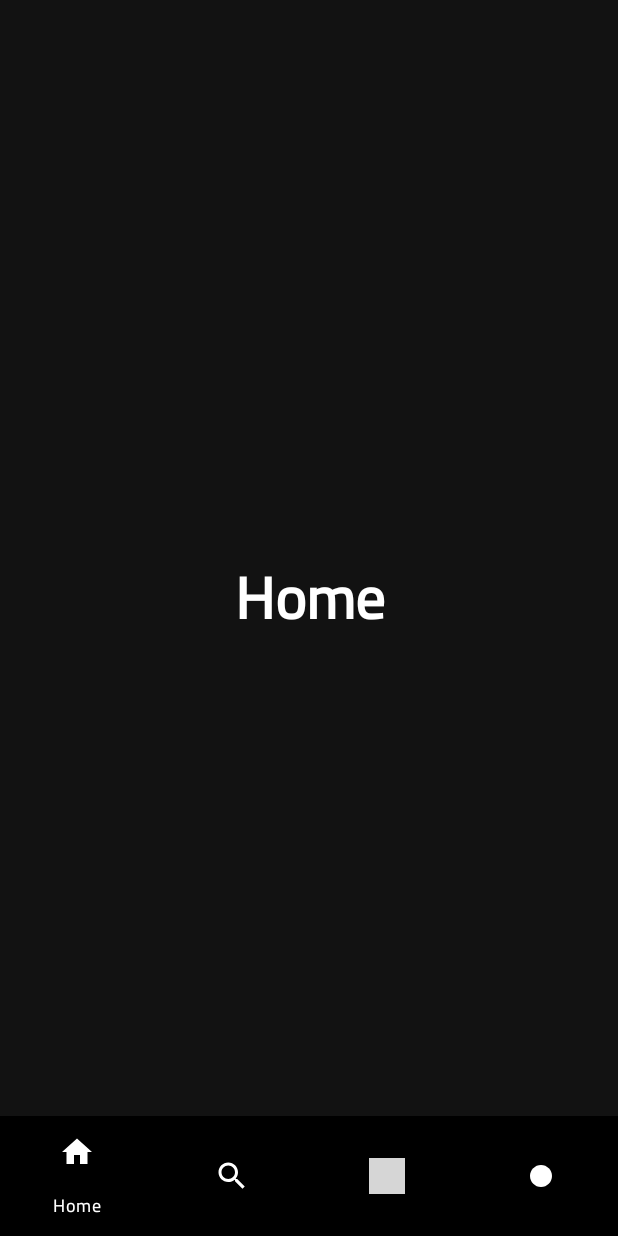
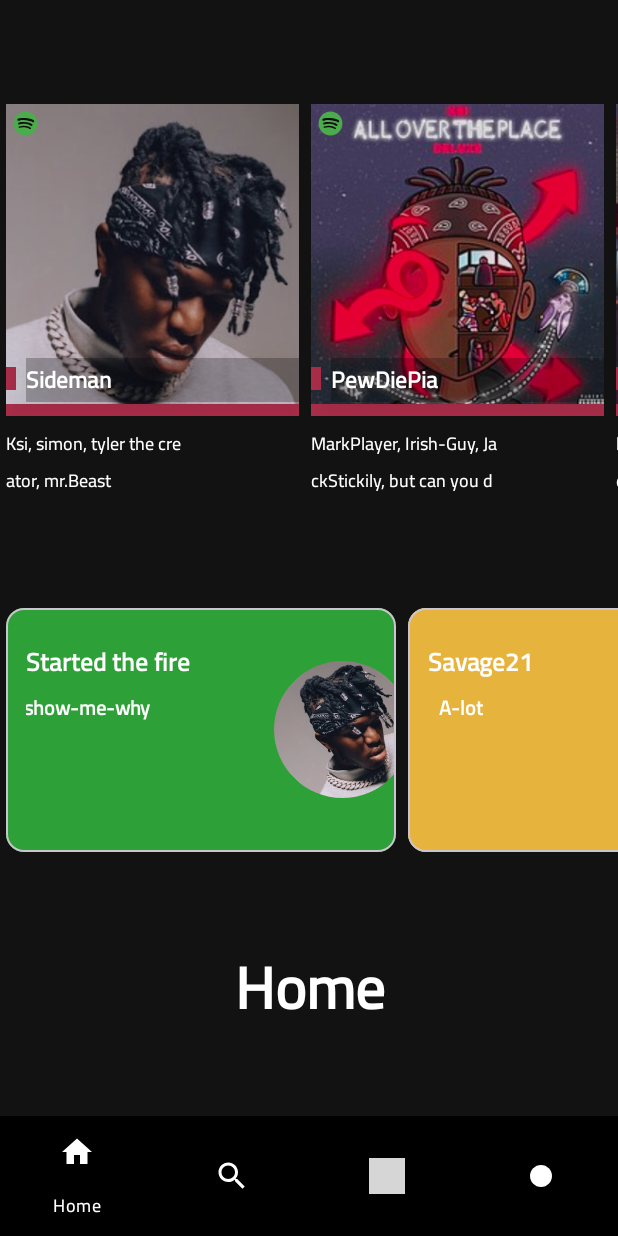
Before and after one commit to HeshamAbuShaban/Spotify-Design, an Android app: the screen it shows after launch (MainActivity), on a phone screen of 412 x 824 dp. Run offline under Robolectric (Android 15) with nearby library versions, the phone set to English and light mode, and no system bars; our stand-ins replace navigation-ui, sdp/ssp sizes; grey boxes are pictures that could not be loaded.

Commit message:
Implemented The Items into Recyclers.. -first imprison..looks wonderful. -now home fragment actually shows the items.

```diff
--- a/app/src/main/java/dev/training/spotify_design/adapters/CategoryAdapter.kt
+++ b/app/src/main/java/dev/training/spotify_design/adapters/CategoryAdapter.kt
@@ -13,7 +13,10 @@ class CategoryAdapter : RecyclerView.Adapter<CategoryAdapter.CategoryViewHolder>
         RecyclerView.ViewHolder(binding.root) {
         fun bindData(category: Category) {
             with(binding) {
-                root.background
+                viewBackColor.setBackgroundResource(category.imgBacColor)
+                ivAlbumCover.setImageResource(category.img)
+                tvTitle.text = category.title
+                tvSubtitle.text = category.subtitle
             }
         }
     }
@@ -32,7 +35,7 @@ class CategoryAdapter : RecyclerView.Adapter<CategoryAdapter.CategoryViewHolder>
 
     }
 
-    private var categories: MutableList<Category>
+    var categories: List<Category>
         get() = categoryDiffer.currentList
         set(value) {
             categoryDiffer.submitList(value)
--- a/app/src/main/java/dev/training/spotify_design/adapters/MusicAdapter.kt
+++ b/app/src/main/java/dev/training/spotify_design/adapters/MusicAdapter.kt
@@ -13,7 +13,21 @@ class MusicAdapter : RecyclerView.Adapter<MusicAdapter.MusicViewHolder>() {
         RecyclerView.ViewHolder(binding.root) {
         fun bindData(music: Music) {
             with(binding) {
-                root.background
+
+                ivMusicCover.setImageResource(music.img)
+                tvMusicTitle.text = music.title
+
+                if (music.subtitle.length > 25) {
+                    val partOne = music.subtitle.substring(0, 25)
+                    val partTwo = music.subtitle.substring(25, music.subtitle.length)
+                    // set them
+                    tvSubtitleP1.text = partOne
+                    tvSubtitleP2.text = partTwo
+                } else {
+                    //.. normal set to first tv
+                    tvSubtitleP1.text = music.subtitle
+                }
+
             }
         }
     }
@@ -31,7 +45,7 @@ class MusicAdapter : RecyclerView.Adapter<MusicAdapter.MusicViewHolder>() {
 
     }
 
-    private var musics: MutableList<Music>
+    var musics: List<Music>
         get() = musicDiffer.currentList
         set(value) {
             musicDiffer.submitList(value)
--- a/app/src/main/java/dev/training/spotify_design/data/dummy/ItemsDummySource.kt
+++ b/app/src/main/java/dev/training/spotify_design/data/dummy/ItemsDummySource.kt
@@ -1,5 +1,6 @@
 package dev.training.spotify_design.data.dummy
 
+import dev.training.spotify_design.R
 import dev.training.spotify_design.data.models.Category
 import dev.training.spotify_design.data.models.Music
 
@@ -9,19 +10,29 @@ object ItemsDummySource {
         get() {
             return mutableListOf(
                 Music(
-                    1,
-                    "get from drawable dumb-ass",
-                    "set a proper id referring to drawable dir"
+                    R.drawable.cover_ksi_,
+                    "Sideman",
+                    "Ksi, simon, tyler the creator, mr.Beast"
                 ),
                 Music(
-                    2,
-                    "get from drawable dumb-ass",
-                    "set a proper id referring to drawable dir"
+                    R.drawable.cover_ksi_all_over_place,
+                    "PewDiePia",
+                    "MarkPlayer, Irish-Guy, JackStickily, but can you do this"
                 ),
                 Music(
-                    3,
-                    "get from drawable dumb-ass",
-                    "set a proper id referring to drawable dir"
+                    R.drawable.cover_ksi_pc_gaming,
+                    "Dream",
+                    "hello my name is clay other known as dream"
+                ),
+                Music(
+                    R.drawable.cover_savage21_a_lot,
+                    "Don Pol-lo",
+                    "i love ohio i love da chicken"
+                ),
+                Music(
+                    R.drawable.cover_savage21_old,
+                    "Quandl-dingle",
+                    "its been a year daddy mommy says we miss you"
                 ),
             )
         }
@@ -30,19 +41,16 @@ object ItemsDummySource {
         get() {
             return mutableListOf(
                 Category(
-                    1,
-                    1,
-                    ""
+                    R.drawable.cover_ksi_, R.color.smooth_green, "Started the fire", "show-me-why"
                 ),
                 Category(
-                    2,
-                    2,
-                    ""
+                    R.drawable.cover_savage21_old, R.color.smooth_yellow, "Savage21", "A-lot"
                 ),
                 Category(
-                    3,
-                    3,
-                    ""
+                    R.drawable.cover_ksi_all_over_place,
+                    R.color.smooth_blue,
+                    "KSI",
+                    "all over the place"
                 ),
             )
         }
--- a/app/src/main/java/dev/training/spotify_design/data/models/Category.kt
+++ b/app/src/main/java/dev/training/spotify_design/data/models/Category.kt
@@ -4,4 +4,5 @@ data class Category(
     val img: Int,
     val imgBacColor: Int,
     val title: String,
+    val subtitle: String,
 )
--- a/app/src/main/java/dev/training/spotify_design/ui/fragments/HomeFragment.kt
+++ b/app/src/main/java/dev/training/spotify_design/ui/fragments/HomeFragment.kt
@@ -5,6 +5,9 @@ import android.view.LayoutInflater
 import android.view.View
 import android.view.ViewGroup
 import androidx.fragment.app.Fragment
+import dev.training.spotify_design.adapters.CategoryAdapter
+import dev.training.spotify_design.adapters.MusicAdapter
+import dev.training.spotify_design.data.dummy.ItemsDummySource
 import dev.training.spotify_design.databinding.FragmentHomeBinding
 
 class HomeFragment : Fragment() {
@@ -19,4 +22,33 @@ class HomeFragment : Fragment() {
         return binding.root
     }
 
+    override fun onViewCreated(view: View, savedInstanceState: Bundle?) {
+        super.onViewCreated(view, savedInstanceState)
+        init()
+    }
+
+    private fun init() {
+        setupRecyclers()
+    }
+
+    private fun setupRecyclers() {
+        setupMusicsRec()
+        setupCategoriesRec()
+    }
+
+    private fun setupMusicsRec() {
+        with(binding.recyclerViewMusics) {
+            adapter = MusicAdapter().apply {
+                musics = ItemsDummySource.musics
+            }
+        }
+    }
+
+    private fun setupCategoriesRec() {
+        with(binding.recyclerViewCategories) {
+            adapter = CategoryAdapter().apply {
+                categories = ItemsDummySource.categories
+            }
+        }
+    }
 }
--- a/app/src/main/res/layout/fragment_home.xml
+++ b/app/src/main/res/layout/fragment_home.xml
@@ -27,6 +27,7 @@
         android:id="@+id/recyclerViewMusics"
         android:layout_width="0dp"
         android:layout_height="wrap_content"
+        android:layout_marginTop="@dimen/_50sdp"
         android:orientation="horizontal"
         app:layoutManager="androidx.recyclerview.widget.LinearLayoutManager"
         app:layout_constraintEnd_toEndOf="parent"
@@ -40,8 +41,8 @@
         android:id="@+id/recyclerViewCategories"
         android:layout_width="0dp"
         android:layout_height="wrap_content"
+        android:layout_marginTop="@dimen/_50sdp"
         android:orientation="horizontal"
-        android:layout_marginTop="@dimen/_40sdp"
         app:layoutManager="androidx.recyclerview.widget.LinearLayoutManager"
         app:layout_constraintEnd_toEndOf="parent"
         app:layout_constraintStart_toStartOf="parent"
--- a/app/src/main/res/layout/item_category.xml
+++ b/app/src/main/res/layout/item_category.xml
@@ -1,26 +1,43 @@
 <?xml version="1.0" encoding="utf-8"?>
-<FrameLayout xmlns:android="http://schemas.android.com/apk/res/android"
+<com.google.android.material.card.MaterialCardView xmlns:android="http://schemas.android.com/apk/res/android"
+    xmlns:app="http://schemas.android.com/apk/res-auto"
     xmlns:tools="http://schemas.android.com/tools"
+    android:layout_width="@dimen/_200sdp"
+    android:layout_height="@dimen/_125sdp"
+    android:layout_margin="@dimen/_3sdp">
+
+    <FrameLayout
+        android:id="@+id/viewBackColor"
+        android:layout_width="match_parent"
+        android:layout_height="match_parent"
+        android:background="#00796B">
+
+
+        <androidx.constraintlayout.utils.widget.ImageFilterView
+            android:id="@+id/ivAlbumCover"
+            android:layout_width="@dimen/_70sdp"
+            android:layout_height="@dimen/_70sdp"
+            android:layout_gravity="end|center"
+            android:layout_marginEnd="-10dp"
+            android:background="@drawable/shape_small_corner"
+            android:contentDescription="@string/picture_of_the_type_of_music_that_the_category_has"
+            android:rotation="-45"
+            android:scaleType="centerCrop"
+            android:src="@drawable/cover_ksi_"
+            app:roundPercent="35"
+            tools:ignore="ImageContrastCheck,VisualLintBounds" />
+
+        <LinearLayout
             android:layout_width="wrap_content"
             android:layout_height="wrap_content"
-    android:layout_margin="@dimen/_3sdp">
-
-    <View
-        android:layout_width="@dimen/_200sdp"
-        android:layout_height="@dimen/_125sdp"
-        android:background="@drawable/shape_small_corner"
-        android:backgroundTint="#E6BA324F" />
-
-    <LinearLayout
-        android:layout_width="match_parent"
-        android:layout_height="wrap_content"
             android:layout_gravity="center|start|top"
-        android:layout_marginStart="@dimen/_15sdp"
-        android:layout_marginTop="@dimen/_15sdp"
+            android:layout_marginStart="@dimen/_10sdp"
+            android:layout_marginTop="@dimen/_10sdp"
             android:gravity="center_horizontal"
             android:orientation="vertical">
 
             <TextView
+                android:id="@+id/tvTitle"
                 android:layout_width="wrap_content"
                 android:layout_height="wrap_content"
                 android:layout_marginTop="@dimen/_5sdp"
@@ -30,6 +47,7 @@
                 tools:text="@string/spotify_premium" />
 
             <TextView
+                android:id="@+id/tvSubtitle"
                 android:layout_width="wrap_content"
                 android:layout_height="wrap_content"
                 android:layout_marginStart="-13dp"
@@ -42,3 +60,5 @@
         </LinearLayout>
 
     </FrameLayout>
+
+</com.google.android.material.card.MaterialCardView>
--- a/app/src/main/res/layout/item_music.xml
+++ b/app/src/main/res/layout/item_music.xml
@@ -25,6 +25,7 @@
 
     <!--ImagePlace-->
     <ImageView
+        android:id="@+id/ivMusicCover"
         android:layout_width="@dimen/_150sdp"
         android:layout_height="@dimen/_160sdp"
         android:layout_gravity="center|top"
@@ -59,6 +60,7 @@
 
     <!--MainTitle(MusicName)-->
     <TextView
+        android:id="@+id/tvMusicTitle"
         android:layout_width="@dimen/_140sdp"
         android:layout_height="wrap_content"
         android:layout_marginStart="@dimen/_10sdp"
@@ -82,6 +84,7 @@
 
         <!--FirstPart-->
         <TextView
+            android:id="@+id/tvSubtitleP1"
             style="@style/MusicSubtitleText"
             android:layout_width="@dimen/_140sdp"
             android:layout_height="wrap_content"
@@ -93,6 +96,7 @@
 
         <!--SecondPart-->
         <TextView
+            android:id="@+id/tvSubtitleP2"
             style="@style/MusicSubtitleText"
             android:layout_width="@dimen/_100sdp"
             android:layout_height="wrap_content"
--- a/app/src/main/res/values/colors.xml
+++ b/app/src/main/res/values/colors.xml
@@ -5,7 +5,12 @@
 
     <!--Customs-->
     <color name="night_window_background_color">#121212</color>
+
+    <!--Ch-->
     <color name="smooth_red">#BA324F</color>
+    <color name="smooth_yellow">#E6B43C</color>
+    <color name="smooth_green">#2DA037</color>
+    <color name="smooth_blue">#1E6ECD</color>
 
     <color name="grayBackground">#303030</color>
 
--- a/app/src/main/res/values/strings.xml
+++ b/app/src/main/res/values/strings.xml
@@ -6,4 +6,5 @@
     <string name="spotify_premium">Spotify Premium</string>
     <string name="playing_music" translatable="false">Playing - Music</string>
     <string name="music_picture" translatable="false">Music Picture</string>
+    <string name="picture_of_the_type_of_music_that_the_category_has" translatable="false">picture of the type of music that the category has</string>
 </resources>
```
Also changed, not shown: app/src/main/res/drawable/cover_ksi_all_over_place.jpg (added), app/src/main/res/drawable/cover_ksi_pc_gaming.png (added), app/src/main/res/drawable/cover_savage21_a_lot.jpg (added), app/src/main/res/drawable/cover_savage21_old.png (added). Lines whose indentation alone changed are shown as unchanged.
